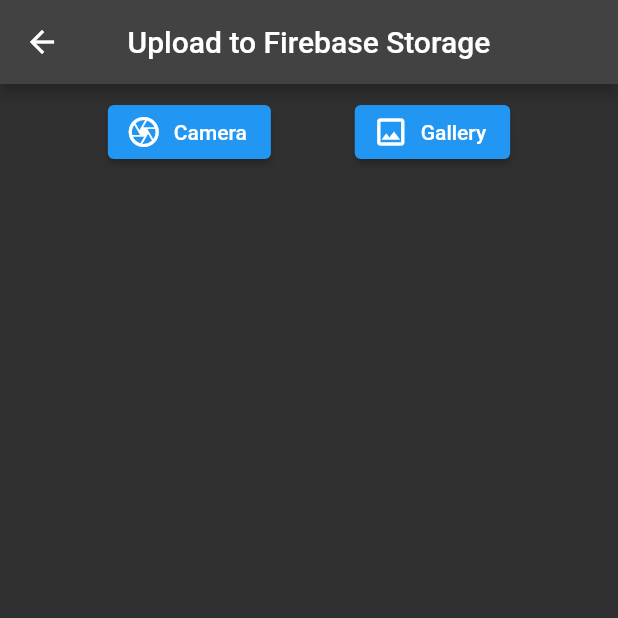
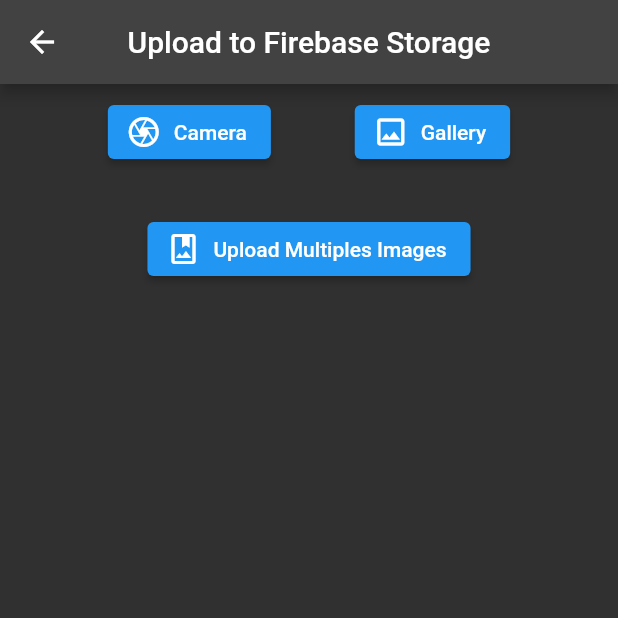
Before and after one commit to Manoj882/note_app, a Flutter app: the UploadImageScreen screen opened directly, on a phone screen of 412 x 824 dp, the top half of it. Run offline on Flutter 3.47's test engine with Material 2 defaults, Android fonts, the phone set to English and light mode, and no system bars; our stand-ins replace cached_network_image, cloud_firestore, firebase_auth, firebase_core, firebase_storage, flutter_native_image and 3 more; missing offline and left inert: a package; accounts and stored records are empty.

Commit message:
image upload in note app

```diff
--- a/lib/main.dart
+++ b/lib/main.dart
@@ -40,8 +40,8 @@ class MyApp extends StatelessWidget {
           stream: AuthService().firebaseAuth.authStateChanges(),
           builder: (context, AsyncSnapshot snapshot) {
             if (snapshot.hasData) {
-              // return HomeScreen(user: snapshot.data);
-              return UploadImageScreen();
+              return HomeScreen(user: snapshot.data);
+              // return UploadImageScreen();
             } else {
               return LoginScreen();
             }
--- a/lib/models/note_model.dart
+++ b/lib/models/note_model.dart
@@ -4,6 +4,7 @@ class NoteModel {
   String? id;
   String? title;
   String? description;
+  String? image;
   Timestamp? date;
   String? userId;
 
@@ -11,6 +12,7 @@ class NoteModel {
     this.id,
     required this.title,
     required this.description,
+    required this.image,
     required this.date,
     required this.userId,
   });
@@ -30,6 +32,7 @@ class NoteModel {
 
     title = json['title'];
     description = json['description'];
+    image = json['image'];
     date = json['date'];
     userId = json['userId'];
   }
--- a/lib/screens/image_section/upload_image_screen.dart
+++ b/lib/screens/image_section/upload_image_screen.dart
@@ -36,8 +36,8 @@ class UploadImageScreen extends StatelessWidget {
                       ),
                     );
                   },
-                  icon: Icon(Icons.camera_outlined),
-                  label: Text('Camera'),
+                  icon: const Icon(Icons.camera_outlined),
+                  label: const Text('Camera'),
                 ),
                 ElevatedButton.icon(
                   onPressed: () async {
@@ -59,7 +59,26 @@ class UploadImageScreen extends StatelessWidget {
               ],
             ),
             const SizedBox(
-              height: 15,
+              height: 30,
+            ),
+            ElevatedButton.icon(
+              onPressed: () async {
+                GeneralAlertDialog().customLoadingDialog(context);
+                await Provider.of<ImageService>(context, listen: false)
+                    .uploadMultipleImages();
+                Navigator.pop(context);
+                ScaffoldMessenger.of(context).showSnackBar(
+                  const SnackBar(
+                    content:
+                        Text('Multiple images are uploaded successfully!!!'),
+                  ),
+                );
+              },
+              icon: const Icon(Icons.photo_album_outlined),
+              label: const Text('Upload Multiples Images'),
+            ),
+            const SizedBox(
+              height: 30,
             ),
             Expanded(
               child: FutureBuilder(
--- a/lib/services/firestore_service.dart
+++ b/lib/services/firestore_service.dart
@@ -3,11 +3,12 @@ import 'package:cloud_firestore/cloud_firestore.dart';
 class FirestoreService{
   final firestore = FirebaseFirestore.instance;
 
-  Future addNote(String title, String description, String userId) async{
+  Future addNote(String title, String description, String image, String userId) async{
     try{
       final notes = await firestore.collection('notes').add({
         'title': title,
         'description': description,
+        'image': image,
         'date': DateTime.now(),
         'userId': userId,
       });
```
Also changed, not shown: lib/screens/home_screen.dart (+33 -34 lines), lib/screens/notes/add_note_screen.dart (+50 -4 lines), lib/services/image_service.dart (+23 -0 lines).
